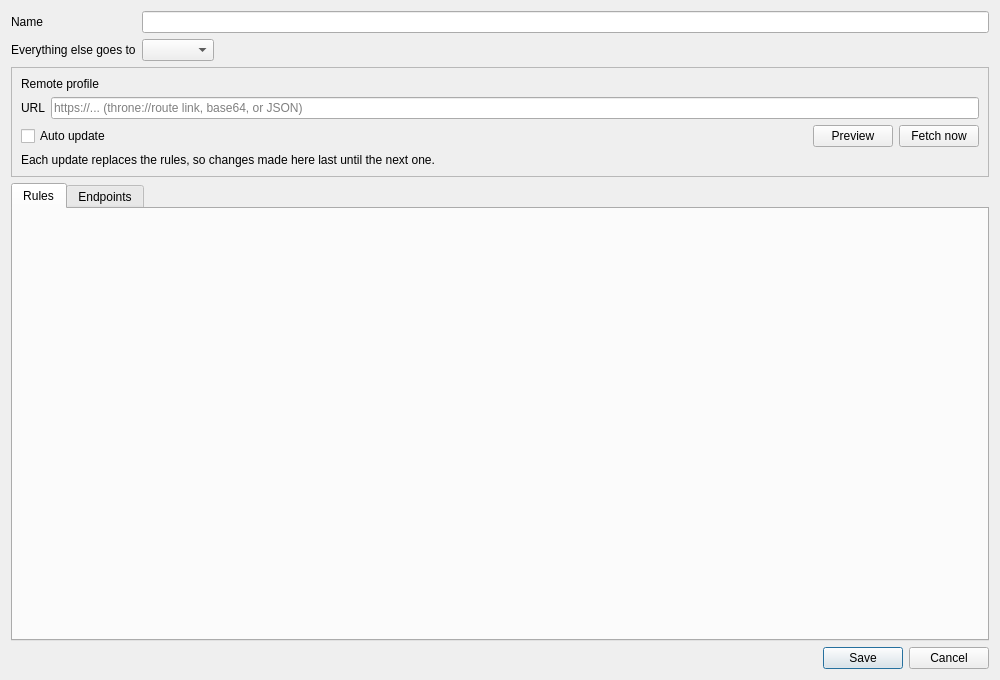
hopol/throne-mirror, file upstream/include/ui/setting/RouteItem.ui: the form before one commit.
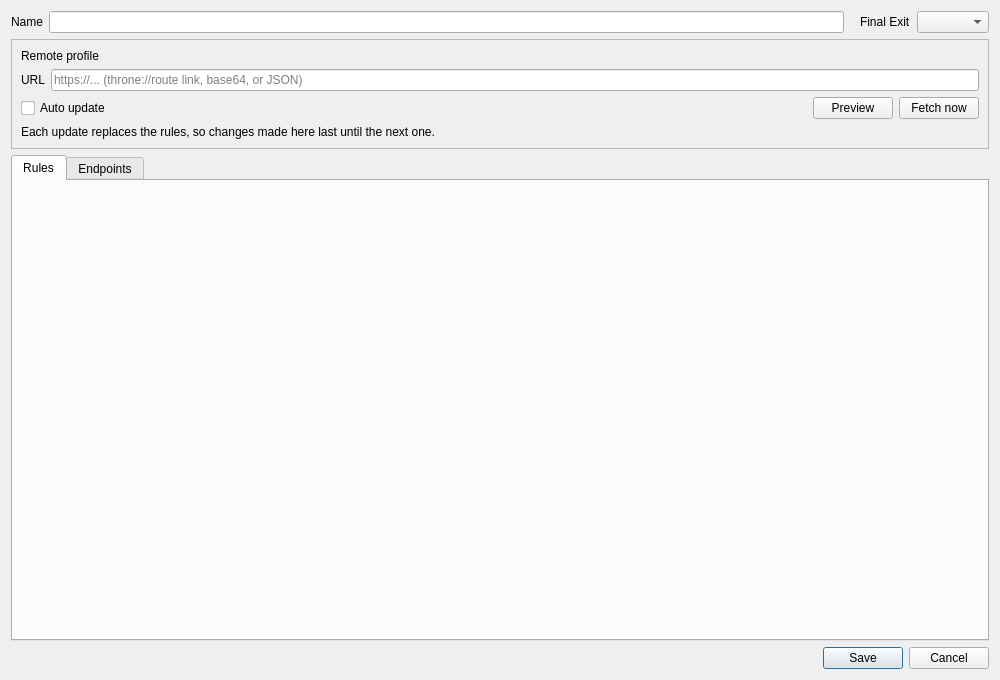
The form after the commit.

Patch:
```diff
--- a/upstream/include/ui/setting/RouteItem.ui
+++ b/upstream/include/ui/setting/RouteItem.ui
@@ -15,8 +15,8 @@
   </property>
   <layout class="QVBoxLayout" name="mainLayout">
    <item>
-    <layout class="QGridLayout" name="headerGrid">
-     <item row="0" column="0">
+    <layout class="QHBoxLayout" name="headerRow" stretch="0,1,0,0,0">
+     <item>
       <widget class="QLabel" name="nameLabel">
        <property name="text">
         <string>Name</string>
@@ -26,38 +26,37 @@
        </property>
       </widget>
      </item>
-     <item row="0" column="1">
+     <item>
       <widget class="QLineEdit" name="nameEdit"/>
      </item>
-     <item row="1" column="0">
+     <item>
+      <spacer name="headerGap">
+       <property name="orientation">
+        <enum>Qt::Orientation::Horizontal</enum>
+       </property>
+       <property name="sizeType">
+        <enum>QSizePolicy::Policy::Fixed</enum>
+       </property>
+       <property name="sizeHint" stdset="0">
+        <size>
+         <width>10</width>
+         <height>0</height>
+        </size>
+       </property>
+      </spacer>
+     </item>
+     <item>
       <widget class="QLabel" name="defaultLabel">
        <property name="text">
-        <string>Everything else goes to</string>
+        <string>Final Exit</string>
        </property>
        <property name="buddy">
         <cstring>defaultCombo</cstring>
        </property>
       </widget>
      </item>
-     <item row="1" column="1">
-      <layout class="QHBoxLayout" name="defaultRow">
-       <item>
-        <widget class="QComboBox" name="defaultCombo"/>
-       </item>
-       <item>
-        <spacer name="defaultSpacer">
-         <property name="orientation">
-          <enum>Qt::Orientation::Horizontal</enum>
-         </property>
-         <property name="sizeHint" stdset="0">
-          <size>
-           <width>0</width>
-           <height>0</height>
-          </size>
-         </property>
-        </spacer>
-       </item>
-      </layout>
+     <item>
+      <widget class="QComboBox" name="defaultCombo"/>
      </item>
     </layout>
    </item>
```
